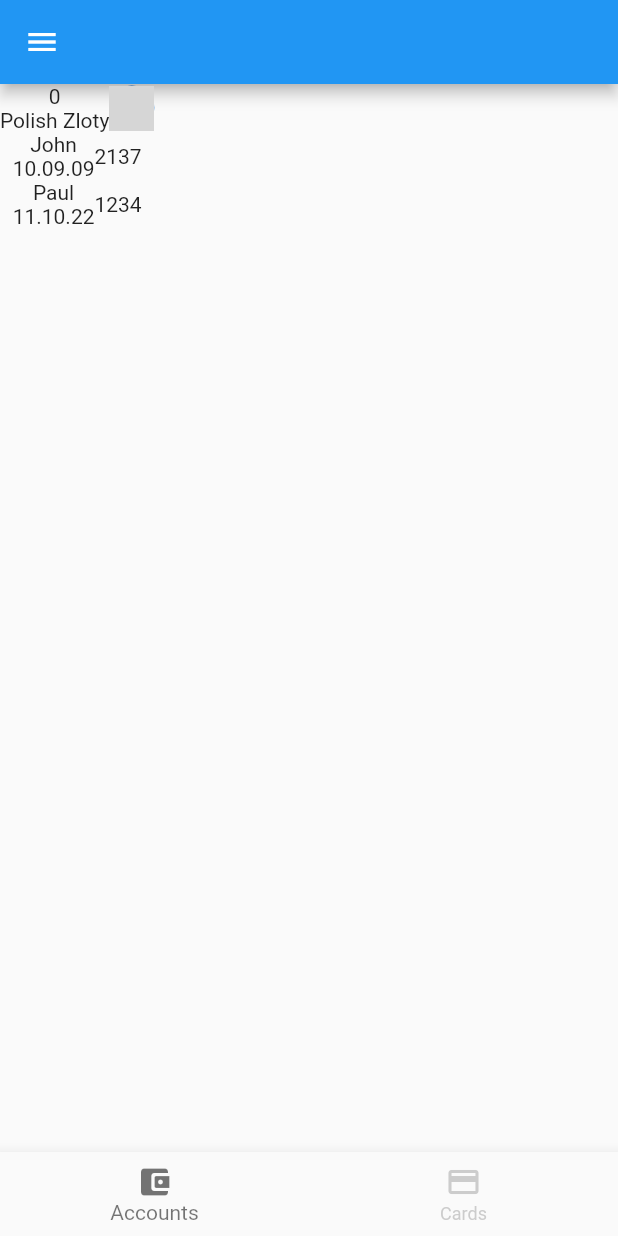
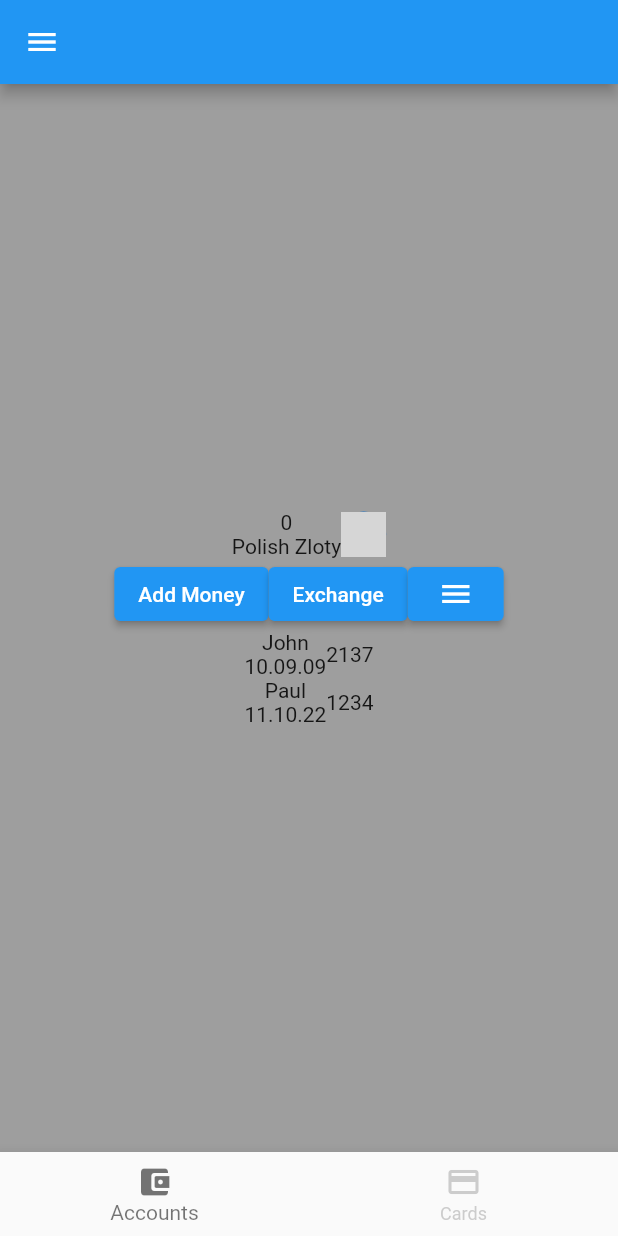
Before and after one commit to mateusz-glejzer/BankAppFlutter, a Flutter app: the screen it shows after launch, on a phone screen of 412 x 824 dp. Run offline on Flutter 3.47's test engine with Material 2 defaults, Android fonts, the phone set to English and light mode, and no system bars; missing offline and left inert: dart:ffi; grey boxes are pictures that could not be loaded.

Commit message:
add buttons and center

```diff
--- a/bank_app/lib/screen/accounts/accountPanel.dart
+++ b/bank_app/lib/screen/accounts/accountPanel.dart
@@ -15,12 +15,35 @@ class _AccountPanelState extends State<AccountPanel> {
     return Container(
       child: Row(
         children: [
-          Column(
-            children: [Text(currentAmmount.toString()), Text(currencyName)],
-          ),
-          CircleAvatar(
-              radius: 15,
-              backgroundImage: AssetImage("./web/icons/pl-flag.png")),
+          Column(children: [
+            Row(
+              children: [
+                Column(
+                  children: [
+                    Text(currentAmmount.toString()),
+                    Text(currencyName)
+                  ],
+                ),
+                CircleAvatar(
+                    radius: 15,
+                    backgroundImage: AssetImage("./web/icons/pl-flag.png"))
+              ],
+            ),
+            Row(children: [
+              ElevatedButton(
+                onPressed: () {},
+                child: Text("Add Money"),
+              ),
+              ElevatedButton(
+                onPressed: () {},
+                child: Text("Exchange"),
+              ),
+              ElevatedButton(
+                onPressed: () {},
+                child: Icon(Icons.menu),
+              )
+            ]),
+          ]),
         ],
       ),
     );
--- a/bank_app/lib/screen/accounts/accounts.dart
+++ b/bank_app/lib/screen/accounts/accounts.dart
@@ -26,12 +26,19 @@ class _AccountsState extends State<Accounts> {
 
   @override
   Widget build(BuildContext context) {
-    return Row(
-        crossAxisAlignment: CrossAxisAlignment.center,
-        children: [
-          Column(
-            children: [AccountPanel(), Column(children: transactions)],
-          ),
-        ]);
+    return Container(
+      color: Colors.grey,
+      child: Center(
+        child: Row(
+            crossAxisAlignment: CrossAxisAlignment.center,
+            mainAxisAlignment: MainAxisAlignment.center,
+            children: [
+              Column(
+                mainAxisAlignment: MainAxisAlignment.center,
+                children: [AccountPanel(), Column(children: transactions)],
+              ),
+            ]),
+      ),
+    );
   }
 }
```
